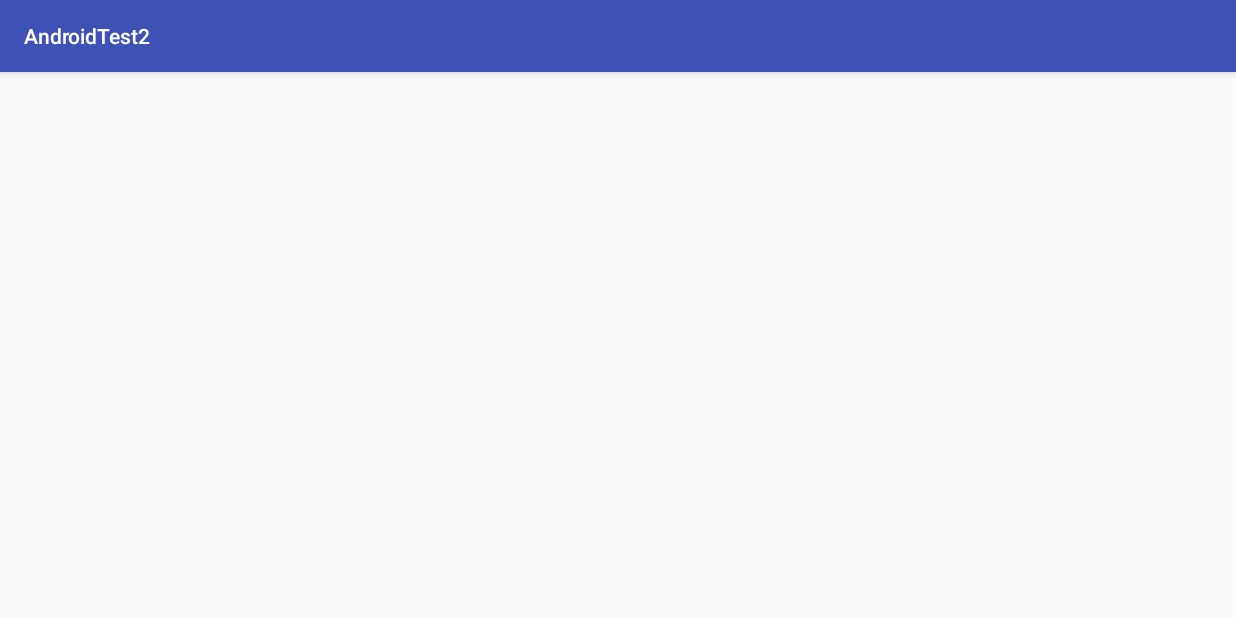
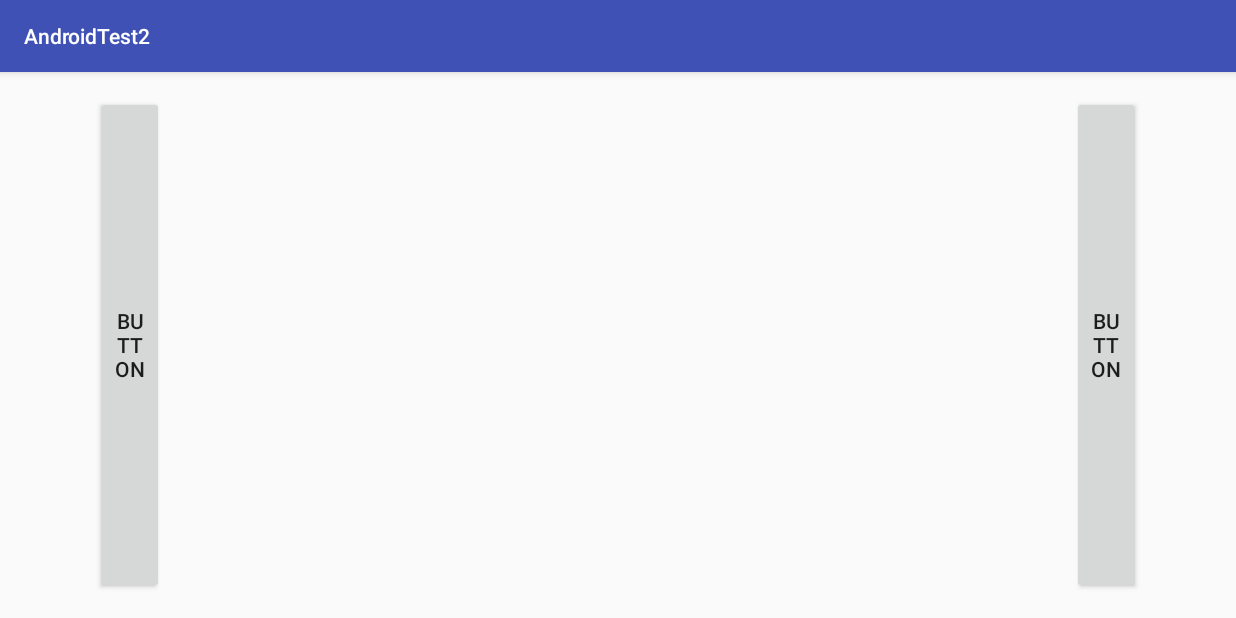
Before and after one commit to zebrajaeger/AndroidPanoHead2, an Android app: the screen it shows after launch (SetBorderActivity), after a tap on "SET BOUNDS", on a phone screen of 824 x 412 dp (held sideways). Run offline under Robolectric (Android 15) with nearby library versions, the phone set to English and light mode, and no system bars; libraries missing offline, so code that uses them is left out: de.zebrajaeger.panohead2, org.slf4j; 1 statement that could not run was skipped.

Commit message:
improve logging

```diff
--- a/app/src/main/AndroidManifest.xml
+++ b/app/src/main/AndroidManifest.xml
@@ -1,6 +1,6 @@
 <?xml version="1.0" encoding="utf-8"?>
 <manifest xmlns:android="http://schemas.android.com/apk/res/android"
-    package="zebrajaeger.de.androidtest2">
+    package="de.zebrajaeger.androidpanohead2">
 
     <uses-permission android:name="android.permission.BLUETOOTH" />
 
@@ -11,7 +11,7 @@
         android:supportsRtl="true"
         android:theme="@style/AppTheme">
         <activity
-            android:name=".MainActivity"
+            android:name="de.zebrajaeger.androidpanohead2.MainActivity"
             android:label="@string/app_name"
             android:screenOrientation="landscape"
             android:theme="@style/AppTheme.NoActionBar">
@@ -28,7 +28,7 @@
             </intent-filter>
         </receiver>
         -->
-        <activity android:name=".SetBorderActivity"></activity>
+        <activity android:name="de.zebrajaeger.androidpanohead2.SetBorderActivity"></activity>
     </application>
 
 </manifest>
--- a/app/src/main/java/zebrajaeger/de/androidtest2/CommAdapter.java
+++ b/app/src/main/java/de/zebrajaeger/androidpanohead2/CommAdapter.java
@@ -1,4 +1,4 @@
-package zebrajaeger.de.androidtest2;
+package de.zebrajaeger.androidpanohead2;
 
 import android.bluetooth.BluetoothSocket;
 
@@ -16,7 +16,7 @@ import de.zebrajaeger.panohead2.core.serial.SerialConnectionAdapter;
  */
 public class CommAdapter extends SerialConnectionAdapter implements Runnable {
 
-    private static final Logger LOG = LoggerFactory.getLogger("XXX");
+    private static final Logger LOG = LoggerFactory.getLogger(CommAdapter.class);
 
     private BluetoothSocket socket;
     private OutputStream os;
--- a/app/src/main/java/zebrajaeger/de/androidtest2/FinalInt.java
+++ b/app/src/main/java/de/zebrajaeger/androidpanohead2/FinalInt.java
@@ -1,4 +1,4 @@
-package zebrajaeger.de.androidtest2;
+package de.zebrajaeger.androidpanohead2;
 
 /**
  * Created by lars on 18.09.2016.
--- a/app/src/main/java/zebrajaeger/de/androidtest2/MainActivity.java
+++ b/app/src/main/java/de/zebrajaeger/androidpanohead2/MainActivity.java
@@ -1,4 +1,4 @@
-package zebrajaeger.de.androidtest2;
+package de.zebrajaeger.androidpanohead2;
 
 import android.app.AlertDialog;
 import android.content.DialogInterface;
@@ -23,7 +23,7 @@ import de.zebrajaeger.panohead2.core.event.GrblStatusListener;
 
 public class MainActivity extends AppCompatActivity implements GrblStatusListener, PosListener {
 
-    private static final Logger LOG = LoggerFactory.getLogger("XXX");
+    private static final Logger LOG = LoggerFactory.getLogger(MainActivity.class);
     private static final UUID SerialPortServiceClass_UUID = UUID.fromString("00001101-0000-1000-8000-00805F9B34FB");
     private PosReceiver posReceiver;
 
--- a/app/src/main/java/zebrajaeger/de/androidtest2/PanoHead.java
+++ b/app/src/main/java/de/zebrajaeger/androidpanohead2/PanoHead.java
@@ -1,4 +1,4 @@
-package zebrajaeger.de.androidtest2;
+package de.zebrajaeger.androidpanohead2;
 
 import android.bluetooth.BluetoothAdapter;
 import android.bluetooth.BluetoothDevice;
@@ -24,7 +24,7 @@ import de.zebrajaeger.panohead2.core.event.GrblListener;
  * Created by lars on 18.09.2016.
  */
 public class PanoHead {
-    private static final Logger LOG = LoggerFactory.getLogger("XXX");
+    private static final Logger LOG = LoggerFactory.getLogger(PanoHead.class);
     private static final UUID SerialPortServiceClass_UUID = UUID.fromString("00001101-0000-1000-8000-00805F9B34FB");
     private static PanoHead singleton = null;
 
--- a/app/src/main/java/zebrajaeger/de/androidtest2/PosListener.java
+++ b/app/src/main/java/de/zebrajaeger/androidpanohead2/PosListener.java
@@ -1,4 +1,4 @@
-package zebrajaeger.de.androidtest2;
+package de.zebrajaeger.androidpanohead2;
 
 /**
  * Created by lars on 18.09.2016.
--- a/app/src/main/java/zebrajaeger/de/androidtest2/PosReceiver.java
+++ b/app/src/main/java/de/zebrajaeger/androidpanohead2/PosReceiver.java
@@ -1,4 +1,4 @@
-package zebrajaeger.de.androidtest2;
+package de.zebrajaeger.androidpanohead2;
 
 import android.content.BroadcastReceiver;
 import android.content.Context;
--- a/app/src/main/res/layout/activity_activit_set_border.xml
+++ b/app/src/main/res/layout/activity_activit_set_border.xml
@@ -7,6 +7,19 @@
     android:paddingLeft="@dimen/activity_horizontal_margin"
     android:paddingRight="@dimen/activity_horizontal_margin"
     android:paddingTop="@dimen/activity_vertical_margin"
-    tools:context="zebrajaeger.de.androidtest2.SetBorderActivity">
+    tools:context="de.zebrajaeger.androidpanohead2.SetBorderActivity">
 
+    <GridLayout
+            android:layout_width="match_parent"
+            android:layout_height="match_parent" android:layout_alignParentLeft="true" android:layout_centerHorizontal="false">
+
+        <Button
+                android:text="Button"
+                android:layout_width="45dp"
+                android:layout_height="match_parent" android:id="@+id/button5"/>
+        <Button
+                android:text="Button"
+                android:layout_width="45dp"
+                android:layout_height="match_parent" android:id="@+id/button6" android:layout_row="0" android:layout_column="14"/>
+    </GridLayout>
 </RelativeLayout>
--- a/app/src/main/res/layout/activity_main.xml
+++ b/app/src/main/res/layout/activity_main.xml
@@ -5,7 +5,7 @@
     android:layout_width="match_parent"
     android:layout_height="match_parent"
     android:fitsSystemWindows="true"
-    tools:context="zebrajaeger.de.androidtest2.MainActivity">
+    tools:context="de.zebrajaeger.androidpanohead2.MainActivity">
 
     <android.support.design.widget.AppBarLayout
         android:layout_width="match_parent"
--- a/app/src/main/res/layout/content_main.xml
+++ b/app/src/main/res/layout/content_main.xml
@@ -9,7 +9,7 @@
     android:paddingRight="@dimen/activity_horizontal_margin"
     android:paddingTop="@dimen/activity_vertical_margin"
     app:layout_behavior="@string/appbar_scrolling_view_behavior"
-    tools:context="zebrajaeger.de.androidtest2.MainActivity"
+    tools:context="de.zebrajaeger.androidpanohead2.MainActivity"
     tools:showIn="@layout/activity_main">
 
     <TextView
--- a/app/src/main/res/menu/menu_main.xml
+++ b/app/src/main/res/menu/menu_main.xml
@@ -1,7 +1,7 @@
 <menu xmlns:android="http://schemas.android.com/apk/res/android"
     xmlns:app="http://schemas.android.com/apk/res-auto"
     xmlns:tools="http://schemas.android.com/tools"
-    tools:context="zebrajaeger.de.androidtest2.MainActivity">
+    tools:context="de.zebrajaeger.androidpanohead2.MainActivity">
     <item
         android:id="@+id/action_settings"
         android:orderInCategory="100"
```
Also changed, not shown: app/build.gradle (+6 -4 lines), app/src/main/java/de/zebrajaeger/androidpanohead2/SetBorderActivity.java (added, +117 -0 lines), app/src/main/java/zebrajaeger/de/androidtest2/SetBorderActivity.java (deleted, +0 -118 lines), app/src/main/res/logback.xml (added, +12 -0 lines), 1 other file.
